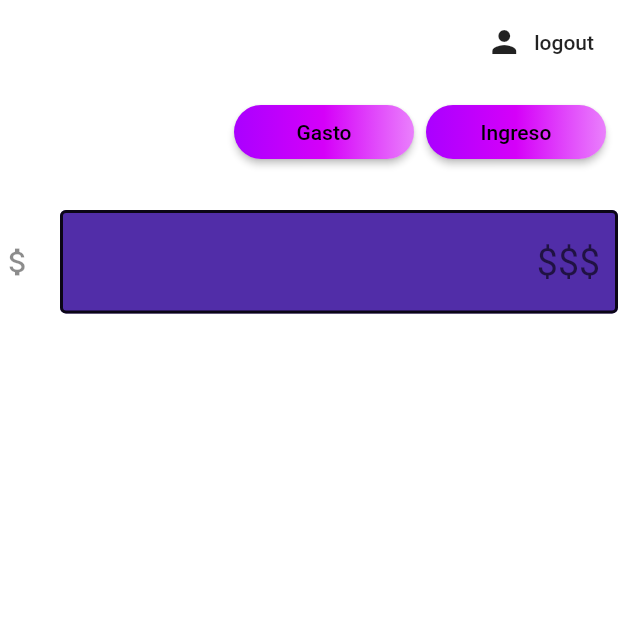
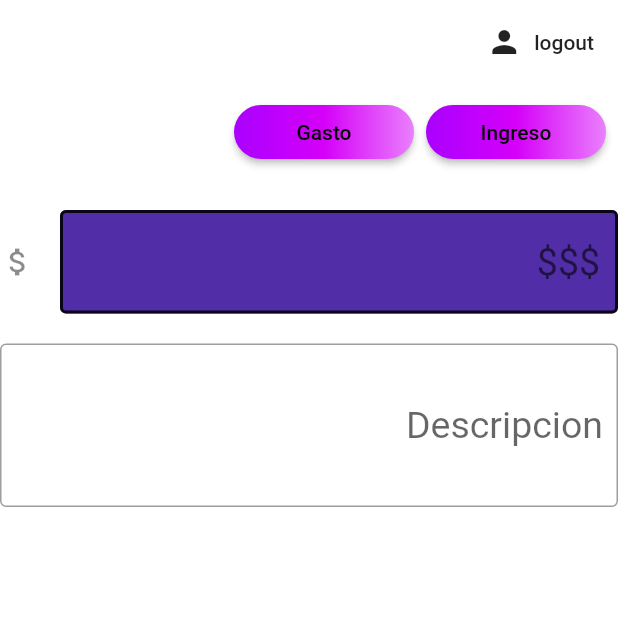
Before and after one commit to Jacttis/billetera_virtual, a Flutter app: the Agregar screen opened directly, on a phone screen of 412 x 824 dp, the top half of it. Run offline on Flutter 3.47's test engine with Material 2 defaults, Android fonts, the light colour scheme and no system bars; our stand-ins replace cloud_firestore, curved_navigation_bar, firebase_auth, flutter_spinkit; accounts and stored records are empty.

Commit message:
Cambio de carpeta y modificacion pagina agregar

```diff
--- a/lib/screens/Home/Pages/Add/agregar.dart
+++ b/lib/screens/Home/Pages/Add/agregar.dart
@@ -46,8 +46,7 @@ class _AgregarState extends State<Agregar> {
       body: Container(
         child: Column(
           children: <Widget>[
-            Center(
-              child: ButtonBar(
+            ButtonBar(
 
               children: [
               RaisedButton(
@@ -99,7 +98,6 @@ class _AgregarState extends State<Agregar> {
 
               ],
             ),
-            ),
             SizedBox(height: 20.0,),
             TextFormField(
               key: _textNumber,
@@ -110,6 +108,18 @@ class _AgregarState extends State<Agregar> {
               decoration: _toggle,
               textAlign: TextAlign.right,
               controller: _controller,
+            ),
+            SizedBox(height: 20.0,),
+            TextFormField(
+              style: TextStyle(
+                fontSize: 25,
+              ),
+              decoration: InputDecoration(
+                hintText: 'Descripcion',
+                contentPadding: new EdgeInsets.symmetric(vertical: 40.0, horizontal: 10.0),
+                border: OutlineInputBorder(borderSide: new BorderSide(color: Colors.teal))
+              ),
+              textAlign: TextAlign.right,
             )
 
           ],
--- a/lib/screens/Home/Pages/historialTile.dart
+++ b/lib/screens/Home/Pages/Cuenta/historialTile.dart
@@ -2,7 +2,6 @@ import 'package:billetera_virtual/models/Recibo.dart';
 import 'package:billetera_virtual/models/User.dart';
 import 'package:flutter/material.dart';
 import 'package:provider/provider.dart';
-import 'package:flutter_skeleton/flutter_skeleton.dart';
 
 class HistorialTile extends StatelessWidget {
   final Recibo recibo;
--- a/lib/screens/Home/home.dart
+++ b/lib/screens/Home/home.dart
@@ -1,5 +1,5 @@
 import 'package:billetera_virtual/screens/Home/Pages/Add/agregar.dart';
-import 'package:billetera_virtual/screens/Home/Pages/Cuenta.dart';
+import 'package:billetera_virtual/screens/Home/Pages/Cuenta/Cuenta.dart';
 import 'package:curved_navigation_bar/curved_navigation_bar.dart';
 import 'package:flutter/cupertino.dart';
 import 'package:flutter/material.dart';
@@ -14,7 +14,7 @@ class _HomeState extends State<Home> {
   int _page = 0;
   GlobalKey _bottomNavigationKey = GlobalKey();
 
-  final Cuenta _cuenta = Cuenta();
+  final Cuenta _cuenta = Cuenta() ;
   final Agregar _agregar=Agregar();
 
   Widget _showPage=new Cuenta();
--- a/lib/screens/wrapper.dart
+++ b/lib/screens/wrapper.dart
@@ -11,9 +11,7 @@ import 'Home/home.dart';
 class Wrapper extends StatelessWidget {
   @override
   Widget build(BuildContext context) {
-    print("Hello World");
     final user = Provider.of<User>(context);
-    print(user);
     //return either home or authenticate widget
     if(user == null){
       return Authenticate();
--- a/lib/services/database.dart
+++ b/lib/services/database.dart
@@ -16,7 +16,7 @@ class DatabaseService {
       'Historiales');
   final firestoreInstance = Firestore.instance;
 
-  // Hace un update de la base de datos del usuario al crear una cuenta de en la apliacion
+  // Hace un update de la base de datos del usuario al crear una cuenta de en la aplicacion
 
   Future updateUserData(String name, String moneda,double total) async {
 
@@ -68,7 +68,6 @@ class DatabaseService {
   //historial lista(Recibe snapshots y las devuelve como una lista de recibos en este caso)
   List<Recibo> _reciboListFromSnapshot(QuerySnapshot snapshot) {
     return snapshot.documents.map((doc) {
-      print(doc.data['descripcion']);
       return Recibo(
           cant: doc.data['cantidad'] ?? 0.0,
           descripcion: doc.data['descripcion'] ?? ''
@@ -77,7 +76,6 @@ class DatabaseService {
   }
 //Esto se llama en la pagina Home para que al obtener recibos consulte la base de datos y la devuelva mapeando al metodo _reciboFromsnapshot
   Stream<List<Recibo>> obtenerRecibos() {
-    print(uid);
     String path ='/Historiales/$uid/Recibos';
     print(path);
     return firestoreInstance.collection(path).snapshots().map(_reciboListFromSnapshot);
--- a/pubspec.yaml
+++ b/pubspec.yaml
@@ -33,7 +33,8 @@ dependencies:
   provider: ^4.3.2
   flutter_spinkit: ^4.1.2+1
   curved_navigation_bar: ^0.3.3
-  flutter_skeleton: ^0.1.0+1
+  firebase_storage: ^3.1.5
+  image_picker: ^0.6.7+7
 
 dev_dependencies:
   flutter_test:
```
Also changed, not shown: lib/screens/Home/Pages/Cuenta/Cuenta.dart (renamed from lib/screens/Home/Pages/Cuenta.dart), lib/screens/Home/Pages/Cuenta/historial_list.dart (renamed from lib/screens/Home/Pages/historial_list.dart), 2 other files. Lines whose indentation alone changed are shown as unchanged.
